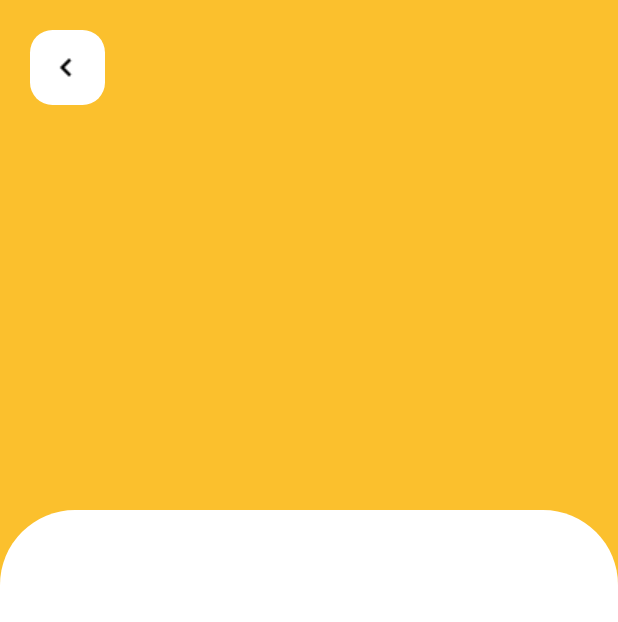
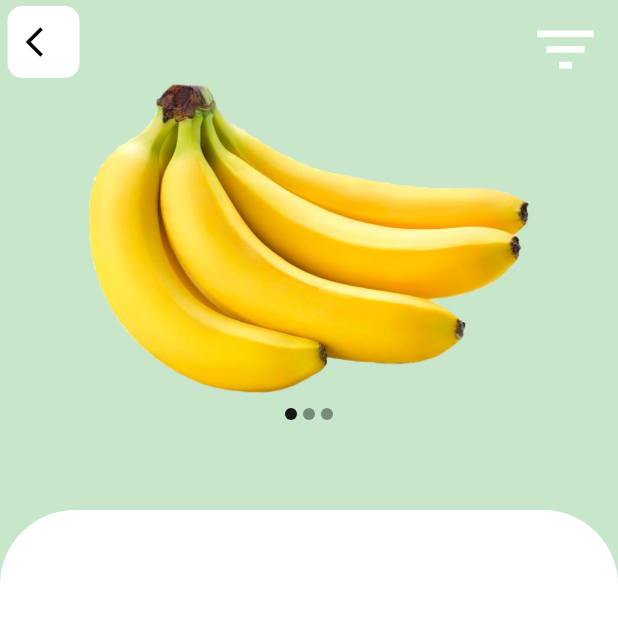
Before and after one commit to khadkabindu/Fruit-App, a Flutter app: the screen it shows after launch, on a phone screen of 412 x 824 dp. Shown: the top 622 px of the screen. Run offline on Flutter 3.47's test engine with Material 2 defaults, Android fonts, the phone set to English and light mode, and no system bars; drawn by our look-alikes of carousel_slider.

Commit message:
image carousel added

```diff
--- a/lib/image_carousel.dart
+++ b/lib/image_carousel.dart
@@ -0,0 +1,58 @@
+import 'package:carousel_slider/carousel_slider.dart';
+import 'package:flutter/material.dart';
+
+final List<String> imgList = [
+  "images/bananas.png",
+  "images/mango2.png",
+  "images/more apple.png"
+];
+
+class CarouselWithIndicatorDemo extends StatefulWidget {
+  @override
+  State<StatefulWidget> createState() {
+    return _CarouselWithIndicatorState();
+  }
+}
+
+class _CarouselWithIndicatorState extends State<CarouselWithIndicatorDemo> {
+  int _current = 0;
+
+  @override
+  Widget build(BuildContext context) {
+    return Column(children: [
+      CarouselSlider(
+        items: imgList
+            .map((item) => Container(
+                  child: Center(child: Image.asset(item.toString())),
+                ))
+            .toList(),
+        options: CarouselOptions(
+            autoPlay: true,
+            enlargeCenterPage: true,
+            aspectRatio: 2.0,
+            onPageChanged: (index, reason) {
+              setState(() {
+                _current = index;
+              });
+            }),
+      ),
+      Row(
+        mainAxisAlignment: MainAxisAlignment.center,
+        children: imgList.map((url) {
+          int index = imgList.indexOf(url);
+          return Container(
+            width: 8.0,
+            height: 8.0,
+            margin: EdgeInsets.symmetric(vertical: 10.0, horizontal: 2.0),
+            decoration: BoxDecoration(
+              shape: BoxShape.circle,
+              color: _current == index
+                  ? Color.fromRGBO(0, 0, 0, 0.9)
+                  : Color.fromRGBO(0, 0, 0, 0.4),
+            ),
+          );
+        }).toList(),
+      ),
+    ]);
+  }
+}
--- a/lib/main.dart
+++ b/lib/main.dart
@@ -1,4 +1,7 @@
 import 'package:flutter/material.dart';
+import 'package:carousel_slider/carousel_slider.dart';
+
+import 'image_carousel.dart';
 
 void main() {
   runApp(MaterialApp(
@@ -14,32 +17,53 @@ class FirstScreen extends StatelessWidget {
   Widget build(BuildContext context) {
     return MaterialApp(
       home: Scaffold(
-        backgroundColor: Colors.yellow.shade700,
+        appBar: AppBar(
+          elevation: 0,
+          backgroundColor: Colors.green.shade100,
+          leading: Row(
+            children: <Widget>[
+              SizedBox(
+                width: 5.0,
+              ),
+              Container(
+                child: IconButton(
+                  color: Colors.black,
+                  icon: const Icon(
+                    Icons.arrow_back_ios,
+                  ),
+                  tooltip: 'Next page',
+                  onPressed: () {},
+                ),
+                decoration: BoxDecoration(
+                  color: Colors.white,
+                  borderRadius: BorderRadius.circular(10.0),
+                ),
+              )
+            ],
+          ),
+          actions: <Widget>[
+            IconButton(
+              icon: const Icon(
+                Icons.filter_list,
+                color: Colors.white,
+                size: 50.0,
+              ),
+              onPressed: () {},
+            ),
+            SizedBox(
+              width: 20.0,
+            ),
+          ],
+        ),
+        backgroundColor: Colors.green.shade100,
         body: Column(
           crossAxisAlignment: CrossAxisAlignment.center,
-//          mainAxisSize: MainAxisSize.max,
+          mainAxisSize: MainAxisSize.max,
           mainAxisAlignment: MainAxisAlignment.end,
-
           children: <Widget>[
-            Padding(
-              padding: EdgeInsets.all(20.0),
-              child: Align(
-                alignment: Alignment.bottomLeft,
-                child: Container(
-                  child: Image.asset(
-                    'images/icons8-back-24.png',
-                    height: 10.0,
-                  ),
-                  height: 50.0,
-                  width: 50.0,
-                  decoration: BoxDecoration(
-                      color: Colors.white,
-                      borderRadius: BorderRadius.circular(15.0)),
-                ),
-              ),
-            ),
+            CarouselWithIndicatorDemo(),
             SizedBox(
-              height: 250.0,
+              height: 50.0,
             ),
             Container(
               decoration: BoxDecoration(
@@ -55,4 +79,21 @@ class FirstScreen extends StatelessWidget {
       ),
     );
   }
+
+//  Widget getSlider() {
+//    final List<String> imgList = [
+//      "images/bananas.png",
+//      "images/mango2.png",
+//      "images/more apple.png"
+//    ];
+//
+//    return Container(
+//        child: CarouselSlider(
+//      options: CarouselOptions(),
+//      items: imgList
+//          .map((item) => Container(
+//                child: Center(child: Image.asset(item.toString())),
+//              ))
+//          .toList(),
+//    ));
 }
```
